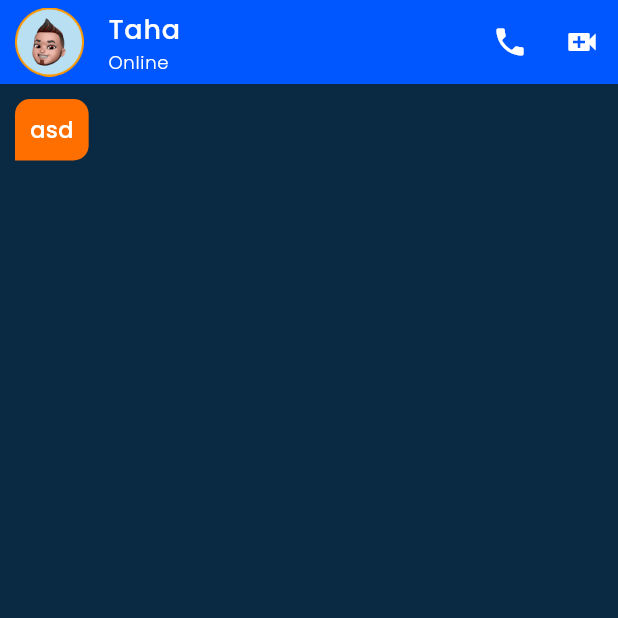
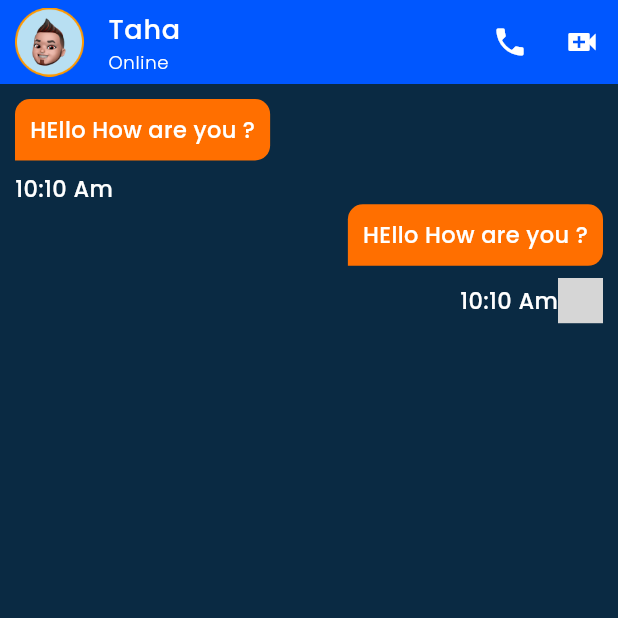
Before and after one commit to huzaifa-huzzi/chatify-Project, a Flutter app: the ChatPage screen opened directly, on a phone screen of 412 x 824 dp, the top half of it. Run offline on Flutter 3.47's test engine with Material 3 defaults, Android fonts, the phone set to English and light mode, and no system bars; our stand-ins replace flutter_svg, get, slide_to_act; grey boxes are pictures that could not be loaded.

Commit message:
Making Chat App

```diff
--- a/lib/Resources/Images/Images.dart
+++ b/lib/Resources/Images/Images.dart
@@ -8,6 +8,12 @@ class AssetImages {
   static const appIconSvg = "$iconsPath/Vector.svg";
   static const connect = "$iconsPath/connect.svg";
   static const plug = "$iconsPath/plug.svg";
+  static const send = "$iconsPath/send.svg";
+  static const mic = "$iconsPath/mic.svg";
+  static const imageOpener = "$iconsPath/imageOpener.svg";
+  static const checkStatus = "$iconsPath/checkStatus.svg";
+
+
 
   /// Images
  static const boyPic = "$imagesPath/Group 43.png";
--- a/lib/View/chatPage/ChatPage.dart
+++ b/lib/View/chatPage/ChatPage.dart
@@ -1,6 +1,7 @@
 import 'package:chatify_app/Resources/Images/Images.dart';
+import 'package:chatify_app/View/chatPage/Widgets/ChatsWidget.dart';
 import 'package:flutter/material.dart';
-
+import 'package:flutter_svg/flutter_svg.dart';
 
 
 
@@ -11,6 +12,8 @@ class ChatPage extends StatefulWidget {
   State<ChatPage> createState() => _ChatPageState();
 }
 class _ChatPageState extends State<ChatPage> {
+
+
   @override
   Widget build(BuildContext context) {
     final height = MediaQuery.sizeOf(context).height;
@@ -38,27 +41,20 @@ class _ChatPageState extends State<ChatPage> {
           padding: EdgeInsets.all(10),
         child: Column(
           children: [
-            Container(
-              padding: EdgeInsets.all(10),
-              constraints: BoxConstraints(
-                minWidth: 0,
-                maxWidth: width /1.3,
-              ),
-              decoration: BoxDecoration(
-                color: Theme.of(context).colorScheme.primaryContainer,
-                borderRadius: BorderRadius.only(
-                  topLeft: Radius.circular(10),
-                  topRight: Radius.circular(10),
-                  bottomLeft: Radius.circular(0),
-                  bottomRight: Radius.circular(10)
-                )
-              ),
-              child: Flexible(
-                  child: Text('asd')
-              ),
+            ChatsWidget(
+              message: 'HEllo How are you ?',
+              isComing: true,
+              time: '10:10 Am',
+              status: 'Read',
+            ),
+            ChatsWidget(
+              message: 'HEllo How are you ?',
+              isComing: false,
+              time: '10:10 Am',
+              status: 'Read',
             )
           ],
-        ),
+        )
       ),
     );
   }
--- /dev/null
+++ b/lib/View/chatPage/Widgets/ChatsWidget.dart
@@ -0,0 +1,68 @@
+import 'package:chatify_app/Resources/Images/Images.dart';
+import 'package:flutter/material.dart';
+import 'package:flutter_svg/flutter_svg.dart';
+
+class ChatsWidget extends StatelessWidget {
+  final String message;
+  final bool isComing;
+  final String time;
+  final String status;
+  final String? imageUrl;
+
+  const ChatsWidget({
+    super.key,
+    required this.message,
+    required this.isComing,
+    required this.time,
+    required this.status,
+    this.imageUrl,
+  });
+
+  @override
+  Widget build(BuildContext context) {
+    final height = MediaQuery.sizeOf(context).height;
+    final width = MediaQuery.sizeOf(context).width;
+
+    return Column(
+      crossAxisAlignment:
+      isComing ? CrossAxisAlignment.start : CrossAxisAlignment.end,
+      children: [
+        Container(
+          padding: EdgeInsets.all(10),
+          constraints: BoxConstraints(
+            minWidth: 0,
+            maxWidth: width / 1.3,
+          ),
+          decoration: BoxDecoration(
+            color: Theme.of(context).colorScheme.primaryContainer,
+            borderRadius: BorderRadius.only(
+              topLeft: Radius.circular(10),
+              topRight: Radius.circular(10),
+              bottomLeft: Radius.circular(0),
+              bottomRight: Radius.circular(10),
+            ),
+          ),
+          child: Text(message),
+        ),
+        SizedBox(height: height * 0.01),
+        Row(
+          mainAxisAlignment:
+          isComing ? MainAxisAlignment.start : MainAxisAlignment.end,
+          children: [
+            isComing
+                ? Text(time)
+                : Row(
+              children: [
+                Text(time),
+                SvgPicture.asset(
+                  AssetImages.checkStatus,
+                  width: 30,
+                ),
+              ],
+            ),
+          ],
+        ),
+      ],
+    );
+  }
+}
```
Also changed, not shown: assets/Icons/checkStatus.svg (added), assets/Icons/imageOpener.svg (added), assets/Icons/mic.svg (added), assets/Icons/send.svg (added).
